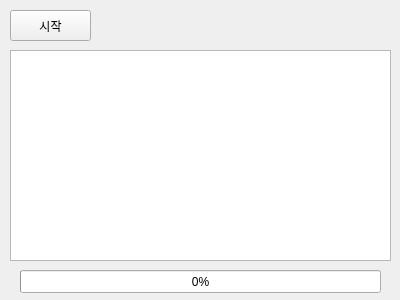
Juhyi/basic-python-2024, file day06/ThreadApp.ui: the form before one commit.
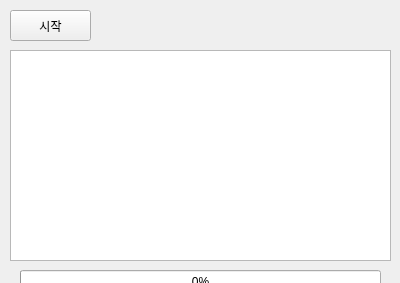
The form after the commit.

What changed in the file:
```diff
--- a/day06/ThreadApp.ui
+++ b/day06/ThreadApp.ui
@@ -7,7 +7,7 @@
     <x>0</x>
     <y>0</y>
     <width>400</width>
-    <height>300</height>
+    <height>283</height>
    </rect>
   </property>
   <property name="windowTitle">
```
